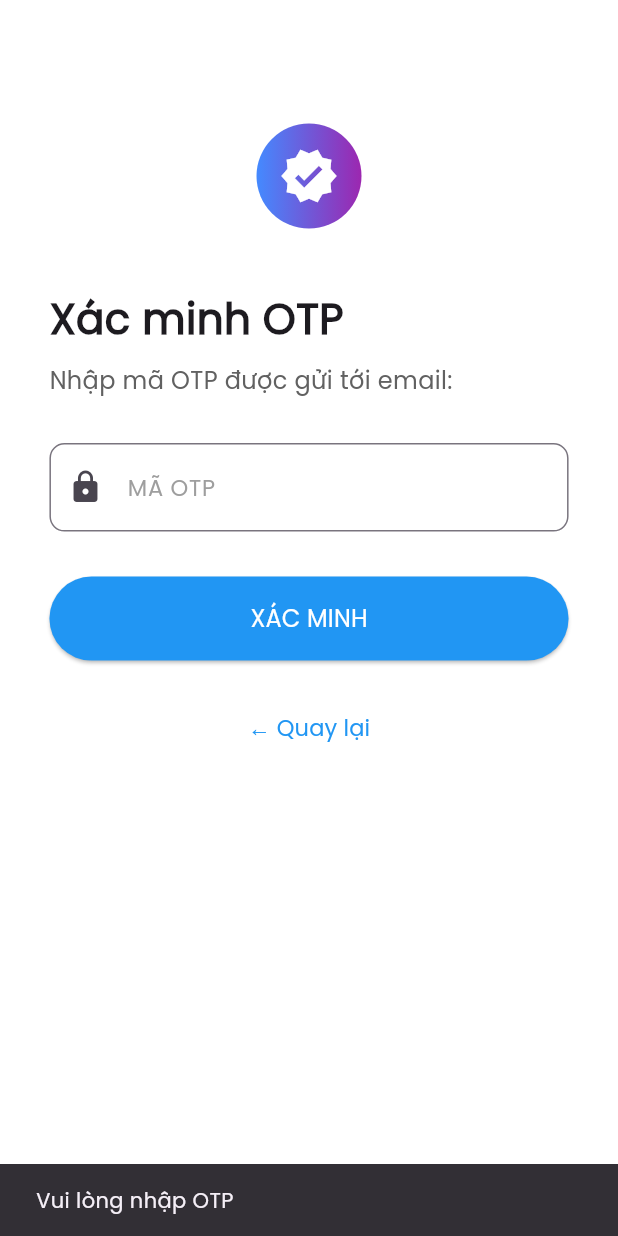
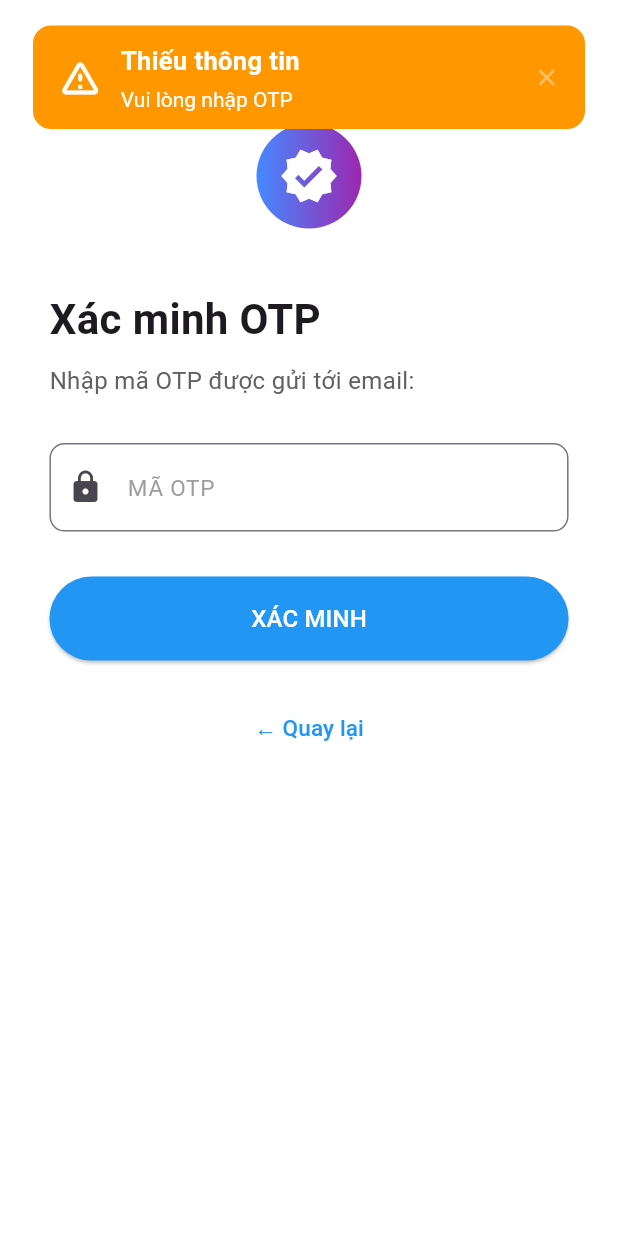
Before and after one commit to anhnbt05/it-search-job-flutter-app, a Flutter app: the OtpVerificationPage screen opened directly with empty values, after a tap on "XÁC MINH", on a phone screen of 412 x 824 dp. Run offline on Flutter 3.47's test engine with Material 3 defaults, Android fonts, the phone set to English and light mode, and no system bars; drawn by our look-alikes of toastification; our stand-ins replace dropdown_button2.

Commit message:
feat: replace snackbar to toast message and use constant api

```diff
--- a/ui/lib/Services/auth_forgetpassword_service.dart
+++ b/ui/lib/Services/auth_forgetpassword_service.dart
@@ -1,10 +1,11 @@
 import 'package:http/http.dart' as http;
+import 'package:ui/%20Constants/api_constants.dart';
 import 'dart:convert';
 
 import '../Models/ResponseModel.dart';
 
 class AuthForgetPasswordService {
-  final String _baseUrl = "https://it-searcj-job-app-be.onrender.com";
+  final String _baseUrl = APIConstants.baseUrl;
 
   Future<ResponseModel> forgotPassword(String email) async {
     // print("Sending to: $_baseUrl/auth/forget-password");
--- a/ui/lib/Services/auth_resetpassword_service.dart
+++ b/ui/lib/Services/auth_resetpassword_service.dart
@@ -1,10 +1,11 @@
 import 'package:http/http.dart' as http;
 import 'dart:convert';
 
+import '../ Constants/api_constants.dart';
 import '../Models/ResponseModel.dart';
 
 class AuthResetpasswordService {
-  final String _baseUrl = "https://it-searcj-job-app-be.onrender.com";
+  final String _baseUrl = APIConstants.baseUrl;
 
   Future<ResponseModel> resetPassword(String email, String newPassword) async {
     print("Sending to: $_baseUrl/auth/reset-password");
--- a/ui/lib/Services/auth_verifyresetpasswordotp_service.dart
+++ b/ui/lib/Services/auth_verifyresetpasswordotp_service.dart
@@ -1,10 +1,11 @@
 import 'package:http/http.dart' as http;
 import 'dart:convert';
 
+import '../ Constants/api_constants.dart';
 import '../Models/ResponseModel.dart';
 
 class AuthVerifyResetPasswordOtpService {
-  final String _baseUrl = "https://it-searcj-job-app-be.onrender.com";
+  final String _baseUrl = APIConstants.baseUrl;
 
   Future<ResponseModel> verifyResetPasswordOtp(String email, String otp) async {
     print("Sending to: $_baseUrl/auth/verify-reset-password-otp");
--- a/ui/lib/Views/login/otpverification_page.dart
+++ b/ui/lib/Views/login/otpverification_page.dart
@@ -1,6 +1,7 @@
 import 'package:flutter/material.dart';
 import 'package:provider/provider.dart';
 import 'package:ui/ViewModels/login/LoginNavigationViewModel.dart';
+import '../../Helpers/toastification.dart';
 import '../../ViewModels/login/VerifyResetPasswordOtpViewModel.dart';
 
 class OtpVerificationPage extends StatelessWidget {
@@ -73,16 +74,22 @@ class OtpVerificationPage extends StatelessWidget {
                       final otp = otpController.text.trim();
 
                       if (otp.isEmpty) {
-                        ScaffoldMessenger.of(context).showSnackBar(
-                          SnackBar(content: Text("Vui lòng nhập OTP")),
+                        showTopToastification(
+                          content: "Vui lòng nhập OTP",
+                          title: "Thiếu thông tin",
+                          color: Colors.orange,
+                          icon: Icons.warning_amber_rounded,
                         );
                         return;
                       }
 
                       final response = await viewModel.verifyOtp(email, otp);
 
-                      ScaffoldMessenger.of(context).showSnackBar(
-                        SnackBar(content: Text(response.message)),
+                      showTopToastification(
+                        content: response.message,
+                        title: response.success ? "Thành công" : "Lỗi",
+                        color: response.success ? Colors.green : Colors.red,
+                        icon: response.success ? Icons.check_circle_outline : Icons.error_outline,
                       );
 
                       if (response.success) {
--- a/ui/lib/main.dart
+++ b/ui/lib/main.dart
@@ -37,10 +37,10 @@ void main() {
 
 class MyApp extends StatefulWidget {
   @override
-  _MainAppState createState() => _MainAppState();
+  _MyAppState createState() => _MyAppState();
 }
 
-/*
+
 class _MyAppState extends State<MyApp> {
   bool isLoggedIn = false;
 
@@ -63,7 +63,7 @@ class _MainApp extends StatefulWidget {
   @override
   _MainAppState createState() => _MainAppState();
 }
-*/
+
 
 class _MainAppState extends State<MyApp> with TickerProviderStateMixin {
   role _role = role.candidate;
```
Also changed, not shown: ui/lib/Views/login/forgotpassword_page.dart (+7 -2 lines), ui/lib/Views/login/resetpassword_page.dart (+8 -2 lines).
